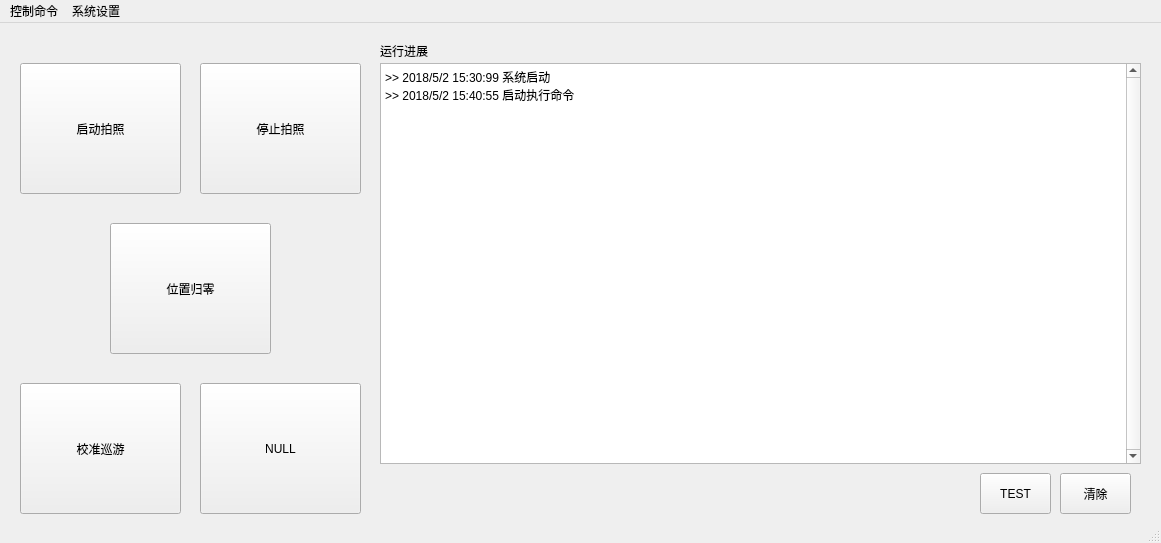
This is cebs/form_qt/cebsMainForm.ui in Baxianxiahai/huicloud as Qt 5 draws it before an edit. The edited form follows.
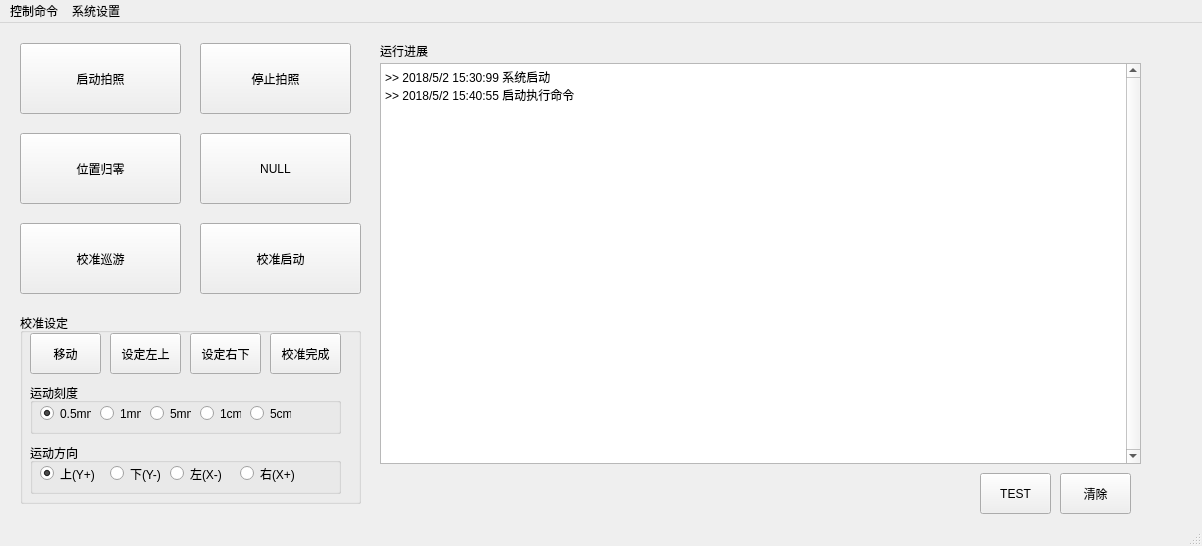
This is the edited form.

```diff
--- a/cebs/form_qt/cebsMainForm.ui
+++ b/cebs/form_qt/cebsMainForm.ui
@@ -6,14 +6,14 @@
    <rect>
     <x>0</x>
     <y>0</y>
-    <width>1161</width>
-    <height>543</height>
+    <width>1202</width>
+    <height>546</height>
    </rect>
   </property>
   <property name="minimumSize">
    <size>
-    <width>1161</width>
-    <height>543</height>
+    <width>1202</width>
+    <height>546</height>
    </size>
   </property>
   <property name="windowTitle">
@@ -69,9 +69,9 @@
     <property name="geometry">
      <rect>
       <x>20</x>
-      <y>40</y>
+      <y>20</y>
       <width>161</width>
-      <height>131</height>
+      <height>71</height>
      </rect>
     </property>
     <property name="text">
@@ -95,9 +95,9 @@
     <property name="geometry">
      <rect>
       <x>200</x>
-      <y>40</y>
-      <width>161</width>
-      <height>131</height>
+      <y>20</y>
+      <width>151</width>
+      <height>71</height>
      </rect>
     </property>
     <property name="text">
@@ -133,10 +133,10 @@
    <widget class="QPushButton" name="pushButton_ctrl_zero">
     <property name="geometry">
      <rect>
-      <x>110</x>
-      <y>200</y>
+      <x>20</x>
+      <y>110</y>
       <width>161</width>
-      <height>131</height>
+      <height>71</height>
      </rect>
     </property>
     <property name="text">
@@ -147,22 +147,255 @@
     <property name="geometry">
      <rect>
       <x>20</x>
-      <y>360</y>
+      <y>200</y>
       <width>161</width>
-      <height>131</height>
+      <height>71</height>
      </rect>
     </property>
     <property name="text">
      <string>校准巡游</string>
     </property>
    </widget>
+   <widget class="QGroupBox" name="groupBox_cala_set">
+    <property name="geometry">
+     <rect>
+      <x>20</x>
+      <y>290</y>
+      <width>341</width>
+      <height>191</height>
+     </rect>
+    </property>
+    <property name="title">
+     <string>校准设定</string>
+    </property>
+    <widget class="QGroupBox" name="groupBox_cala_move_scale">
+     <property name="geometry">
+      <rect>
+       <x>10</x>
+       <y>70</y>
+       <width>311</width>
+       <height>51</height>
+      </rect>
+     </property>
+     <property name="title">
+      <string>运动刻度</string>
+     </property>
+     <widget class="QRadioButton" name="radioButton_cala_5cm">
+      <property name="geometry">
+       <rect>
+        <x>220</x>
+        <y>20</y>
+        <width>41</width>
+        <height>21</height>
+       </rect>
+      </property>
+      <property name="text">
+       <string>5cm</string>
+      </property>
+     </widget>
+     <widget class="QRadioButton" name="radioButton_cala_05mm">
+      <property name="geometry">
+       <rect>
+        <x>10</x>
+        <y>20</y>
+        <width>51</width>
+        <height>21</height>
+       </rect>
+      </property>
+      <property name="text">
+       <string>0.5mm</string>
+      </property>
+      <property name="checked">
+       <bool>true</bool>
+      </property>
+     </widget>
+     <widget class="QRadioButton" name="radioButton_cala_1cm">
+      <property name="geometry">
+       <rect>
+        <x>170</x>
+        <y>20</y>
+        <width>41</width>
+        <height>21</height>
+       </rect>
+      </property>
+      <property name="text">
+       <string>1cm</string>
+      </property>
+     </widget>
+     <widget class="QRadioButton" name="radioButton_cala_1mm">
+      <property name="geometry">
+       <rect>
+        <x>70</x>
+        <y>20</y>
+        <width>41</width>
+        <height>21</height>
+       </rect>
+      </property>
+      <property name="text">
+       <string>1mm</string>
+      </property>
+      <property name="checked">
+       <bool>false</bool>
+      </property>
+     </widget>
+     <widget class="QRadioButton" name="radioButton_cala_5mm">
+      <property name="geometry">
+       <rect>
+        <x>120</x>
+        <y>20</y>
+        <width>41</width>
+        <height>21</height>
+       </rect>
+      </property>
+      <property name="text">
+       <string>5mm</string>
+      </property>
+     </widget>
+    </widget>
+    <widget class="QGroupBox" name="groupBox_cala_move_dir">
+     <property name="geometry">
+      <rect>
+       <x>10</x>
+       <y>130</y>
+       <width>311</width>
+       <height>51</height>
+      </rect>
+     </property>
+     <property name="title">
+      <string>运动方向</string>
+     </property>
+     <widget class="QRadioButton" name="radioButton_cala_y_plus">
+      <property name="geometry">
+       <rect>
+        <x>10</x>
+        <y>20</y>
+        <width>61</width>
+        <height>21</height>
+       </rect>
+      </property>
+      <property name="text">
+       <string>上(Y+)</string>
+      </property>
+      <property name="checked">
+       <bool>true</bool>
+      </property>
+     </widget>
+     <widget class="QRadioButton" name="radioButton_cala_x_plus">
+      <property name="geometry">
+       <rect>
+        <x>210</x>
+        <y>20</y>
+        <width>61</width>
+        <height>21</height>
+       </rect>
+      </property>
+      <property name="text">
+       <string>右(X+)</string>
+      </property>
+     </widget>
+     <widget class="QRadioButton" name="radioButton_cala_y_minus">
+      <property name="geometry">
+       <rect>
+        <x>80</x>
+        <y>20</y>
+        <width>61</width>
+        <height>21</height>
+       </rect>
+      </property>
+      <property name="text">
+       <string>下(Y-)</string>
+      </property>
+      <property name="checked">
+       <bool>false</bool>
+      </property>
+     </widget>
+     <widget class="QRadioButton" name="radioButton_cala_x_minus">
+      <property name="geometry">
+       <rect>
+        <x>140</x>
+        <y>20</y>
+        <width>61</width>
+        <height>21</height>
+       </rect>
+      </property>
+      <property name="text">
+       <string>左(X-)</string>
+      </property>
+     </widget>
+    </widget>
+    <widget class="QPushButton" name="pushButton_cala_move">
+     <property name="geometry">
+      <rect>
+       <x>10</x>
+       <y>20</y>
+       <width>71</width>
+       <height>41</height>
+      </rect>
+     </property>
+     <property name="text">
+      <string>移动</string>
+     </property>
+    </widget>
+    <widget class="QPushButton" name="pushButton_cala_left_up">
+     <property name="geometry">
+      <rect>
+       <x>90</x>
+       <y>20</y>
+       <width>71</width>
+       <height>41</height>
+      </rect>
+     </property>
+     <property name="text">
+      <string>设定左上</string>
+     </property>
+    </widget>
+    <widget class="QPushButton" name="pushButton_cala_right_bottom">
+     <property name="geometry">
+      <rect>
+       <x>170</x>
+       <y>20</y>
+       <width>71</width>
+       <height>41</height>
+      </rect>
+     </property>
+     <property name="text">
+      <string>设定右下</string>
+     </property>
+    </widget>
+    <widget class="QPushButton" name="pushButton_cala_comp">
+     <property name="geometry">
+      <rect>
+       <x>250</x>
+       <y>20</y>
+       <width>71</width>
+       <height>41</height>
+      </rect>
+     </property>
+     <property name="text">
+      <string>校准完成</string>
+     </property>
+    </widget>
+   </widget>
+   <widget class="QPushButton" name="pushButton_cala_start">
+    <property name="geometry">
+     <rect>
+      <x>200</x>
+      <y>200</y>
+      <width>161</width>
+      <height>71</height>
+     </rect>
+    </property>
+    <property name="text">
+     <string>校准启动</string>
+    </property>
+   </widget>
    <widget class="QPushButton" name="pushButton_ctrl_null">
     <property name="geometry">
      <rect>
       <x>200</x>
-      <y>360</y>
-      <width>161</width>
-      <height>131</height>
+      <y>110</y>
+      <width>151</width>
+      <height>71</height>
      </rect>
     </property>
     <property name="text">
@@ -175,7 +408,7 @@
     <rect>
      <x>0</x>
      <y>0</y>
-     <width>1161</width>
+     <width>1202</width>
      <height>23</height>
     </rect>
    </property>
```
Left out of the diff: 111 changed lines with no effect on the pictures.
